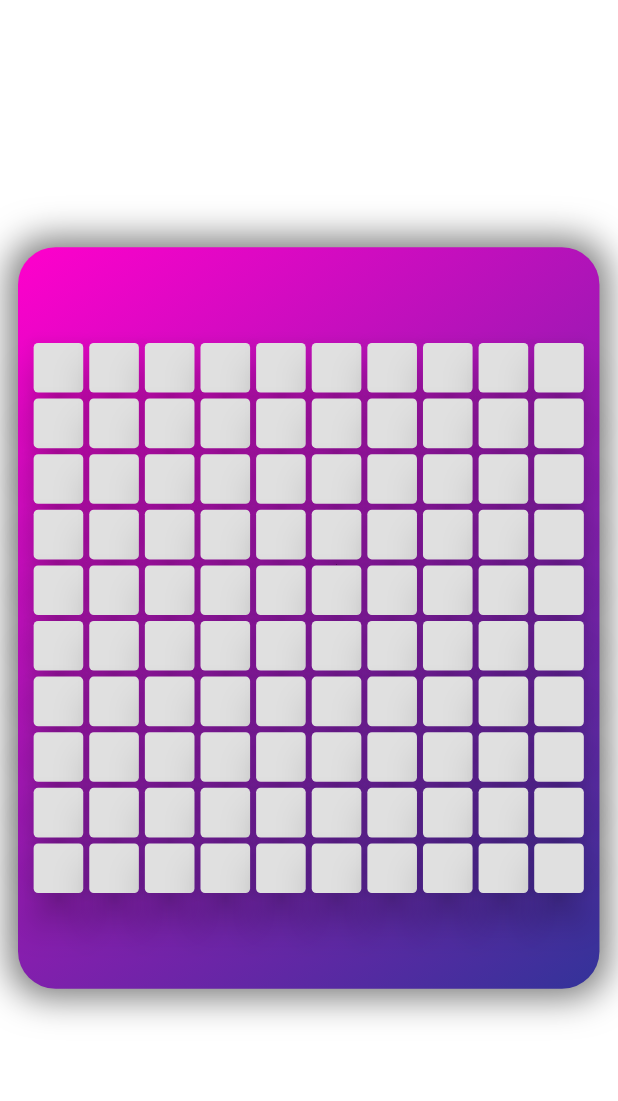
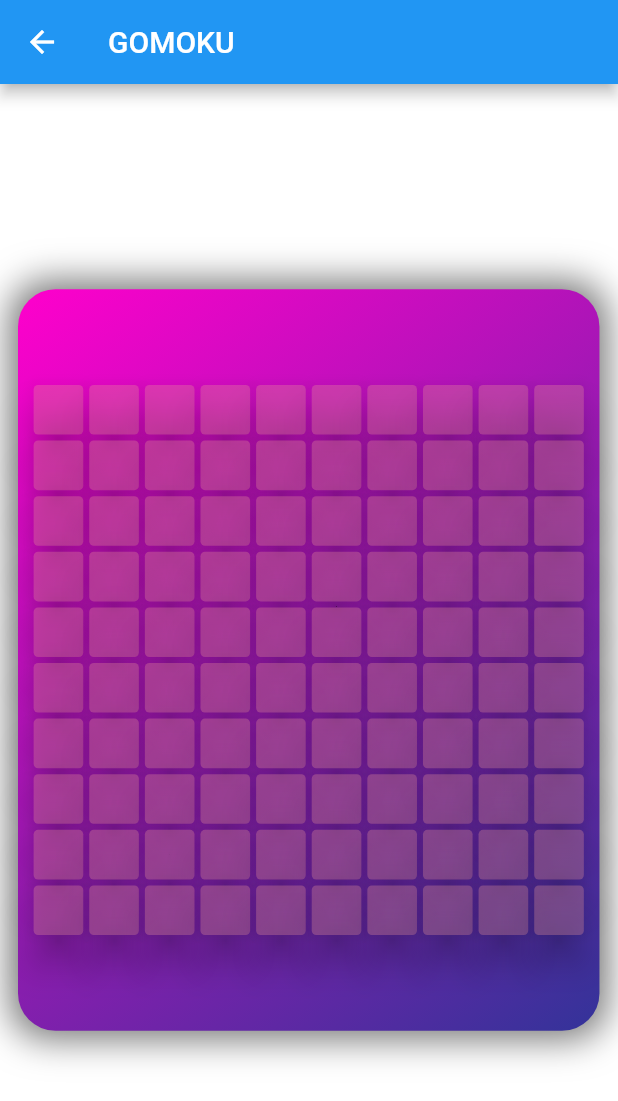
Before and after one commit to fraxhost/Gomoku_AI, a Flutter app: the screen it shows after launch, after a tap on "Start Game", on a phone screen of 412 x 824 dp. Shown: the top 1101 px of the screen. Run offline on Flutter 3.47's test engine with Material 2 defaults, Android fonts, the light colour scheme and no system bars; missing offline and left inert: go_game.

Commit message:
Go on its way..

```diff
--- a/lib/boardstate.dart
+++ b/lib/boardstate.dart
@@ -1,5 +1,16 @@
-class State {
-  var board = new List.generate(10, (_) => new List(10));
+class BoardState {
+  static var board = new List.generate(10, (_) => new List(10));
+  static var turn = 0;
 
-  for
+  void placeStone(int x, int y, int player){
+    board[x][y] = player;
+  }
+
+  List<List<int>> getBoard(){
+    return board;
+  }
+
+  void run() {
+    print(board);
+  }
 }
--- a/lib/gamepage.dart
+++ b/lib/gamepage.dart
@@ -1,5 +1,7 @@
 import 'package:flutter/cupertino.dart';
 import 'package:flutter/material.dart';
+
+import 'boardstate.dart';
 
 class Gamepage extends StatefulWidget {
   @override
@@ -7,9 +9,25 @@ class Gamepage extends StatefulWidget {
 }
 
 class _GamepageState extends State<Gamepage> {
+  List<Color> _colors = <Color>[Colors.white, Colors.black];
+
+  Color chooseColor(int i) {
+    if (i == 0)
+      return Colors.white;
+    else if (i == 1)
+      return Colors.black;
+    else
+      return Colors.red[200].withOpacity(0.3);
+  }
+
   @override
   Widget build(BuildContext context) {
+    new BoardState().run();
+
     return Scaffold(
+      appBar: AppBar(
+        title: Text('GOMOKU'),
+      ),
       backgroundColor: Colors.white,
       body: Column(
         mainAxisAlignment: MainAxisAlignment.center,
@@ -18,7 +36,8 @@ class _GamepageState extends State<Gamepage> {
           Container(
             width: MediaQuery.of(context).size.width * .97,
             height: MediaQuery.of(context).size.height * .60,
-              child: Padding(padding: EdgeInsets.only(left:12),
+            child: Padding(
+              padding: EdgeInsets.only(left: 12),
               child: Align(
                   alignment: Alignment.center,
                   child: Container(
@@ -26,14 +45,14 @@ class _GamepageState extends State<Gamepage> {
                         gradient: LinearGradient(
                             begin: Alignment.topLeft,
                             end: Alignment.bottomRight,
-                            colors: [Color(0xffff00cc),Color(0xff333399)]
-                        ),
+                            colors: [Color(0xffff00cc), Color(0xff333399)]),
                         borderRadius: BorderRadius.circular(25.0),
                         boxShadow: [
                           BoxShadow(
                             color: Colors.black54,
                             blurRadius: 20.0,
-                              spreadRadius: 5.0,)
+                            spreadRadius: 5.0,
+                          )
                           //offset: Offset(10.0, 20.0))
                         ]),
                     child: Column(
@@ -54,12 +73,30 @@ class _GamepageState extends State<Gamepage> {
                                         vertical: 2.0, horizontal: 2.0),
                                     child: RaisedButton(
                                       elevation: 10.0,
+                                      splashColor: Colors.white10,
+                                      color:
+                                      chooseColor(BoardState.board[i][j]),
                                       padding: EdgeInsets.symmetric(
                                           vertical: 2.0, horizontal: 2.0),
                                       shape: new RoundedRectangleBorder(
                                           borderRadius:
                                           new BorderRadius.circular(3.0)),
-                                      onPressed: () {},
+                                      onPressed: () {
+                                        setState(() {
+                                          if (BoardState.board[i][j] == null &&
+                                              BoardState.turn % 2 == 0) {
+                                            BoardState.board[i][j] = 0;
+
+                                            BoardState.turn++;
+                                          } else if (BoardState.board[i][j] ==
+                                              null &&
+                                              BoardState.turn % 2 == 1) {
+                                            BoardState.board[i][j] = 1;
+                                            BoardState.turn++;
+                                          }
+                                          //print(BoardState.board);
+                                        });
+                                      },
                                     ),
                                   ),
                                 )
```
Lines whose indentation alone changed are shown as unchanged.
